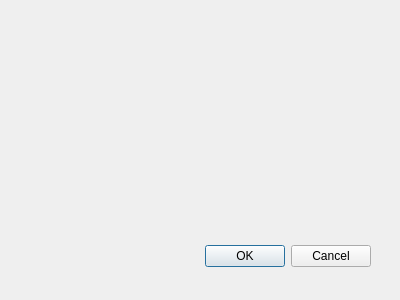
Old version of the form newRaptor_dialog_base.ui in the repository chikuBanda/qgis-newraptorplugin.
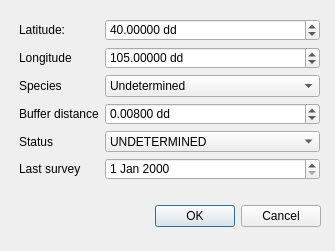
New version of the form.

The edit to the form file:
```diff
--- a/newRaptor_dialog_base.ui
+++ b/newRaptor_dialog_base.ui
@@ -1,23 +1,23 @@
 <ui version="4.0" >
  <class>NewRaptorDialogBase</class>
- <widget class="QDialog" name="NewRaptorDialogBase" >
-  <property name="geometry" >
+ <widget class="QDialog" name="NewRaptorDialogBase">
+  <property name="geometry">
    <rect>
     <x>0</x>
     <y>0</y>
-    <width>400</width>
-    <height>300</height>
+    <width>335</width>
+    <height>251</height>
    </rect>
   </property>
   <property name="windowTitle" >
    <string>New Raptor</string>
   </property>
-  <widget class="QDialogButtonBox" name="button_box" >
-   <property name="geometry" >
+  <widget class="QDialogButtonBox" name="button_box">
+   <property name="geometry">
     <rect>
-     <x>30</x>
-     <y>240</y>
-     <width>341</width>
+     <x>20</x>
+     <y>200</y>
+     <width>301</width>
      <height>32</height>
     </rect>
    </property>
@@ -28,6 +28,174 @@
     <set>QDialogButtonBox::Cancel|QDialogButtonBox::Ok</set>
    </property>
   </widget>
+  <widget class="QWidget" name="formLayoutWidget">
+   <property name="geometry">
+    <rect>
+     <x>19</x>
+     <y>19</y>
+     <width>301</width>
+     <height>161</height>
+    </rect>
+   </property>
+   <layout class="QFormLayout" name="formLayout">
+    <item row="0" column="0">
+     <widget class="QLabel" name="latitudeLabel">
+      <property name="text">
+       <string>Latitude:</string>
+      </property>
+     </widget>
+    </item>
+    <item row="0" column="1">
+     <widget class="QDoubleSpinBox" name="latitudeDoubleSpinBox">
+      <property name="suffix">
+       <string> dd</string>
+      </property>
+      <property name="decimals">
+       <number>5</number>
+      </property>
+      <property name="minimum">
+       <double>-90.000000000000000</double>
+      </property>
+      <property name="singleStep">
+       <double>0.001000000000000</double>
+      </property>
+      <property name="value">
+       <double>40.000000000000000</double>
+      </property>
+     </widget>
+    </item>
+    <item row="1" column="0">
+     <widget class="QLabel" name="longitudeLabel">
+      <property name="text">
+       <string>Longitude</string>
+      </property>
+     </widget>
+    </item>
+    <item row="1" column="1">
+     <widget class="QDoubleSpinBox" name="longitudeDoubleSpinBox">
+      <property name="suffix">
+       <string> dd</string>
+      </property>
+      <property name="decimals">
+       <number>5</number>
+      </property>
+      <property name="minimum">
+       <double>-180.000000000000000</double>
+      </property>
+      <property name="maximum">
+       <double>180.990000000000009</double>
+      </property>
+      <property name="singleStep">
+       <double>0.001000000000000</double>
+      </property>
+      <property name="value">
+       <double>105.000000000000000</double>
+      </property>
+     </widget>
+    </item>
+    <item row="2" column="0">
+     <widget class="QLabel" name="speciesLabel">
+      <property name="text">
+       <string>Species</string>
+      </property>
+     </widget>
+    </item>
+    <item row="2" column="1">
+     <widget class="QComboBox" name="speciesComboBox">
+      <item>
+       <property name="text">
+        <string>Undetermined</string>
+       </property>
+      </item>
+      <item>
+       <property name="text">
+        <string>Red-tail Hawk</string>
+       </property>
+      </item>
+      <item>
+       <property name="text">
+        <string>Swainsons Hawk</string>
+       </property>
+      </item>
+      <item>
+       <property name="text">
+        <string>Northern Harrier</string>
+       </property>
+      </item>
+     </widget>
+    </item>
+    <item row="3" column="0">
+     <widget class="QLabel" name="bufferDistanceLabel">
+      <property name="text">
+       <string>Buffer distance</string>
+      </property>
+     </widget>
+    </item>
+    <item row="3" column="1">
+     <widget class="QDoubleSpinBox" name="bufferDistanceDoubleSpinBox">
+      <property name="suffix">
+       <string> dd</string>
+      </property>
+      <property name="decimals">
+       <number>5</number>
+      </property>
+      <property name="minimum">
+       <double>0.000000000000000</double>
+      </property>
+      <property name="maximum">
+       <double>0.100000000000000</double>
+      </property>
+      <property name="singleStep">
+       <double>0.001000000000000</double>
+      </property>
+      <property name="value">
+       <double>0.008000000000000</double>
+      </property>
+     </widget>
+    </item>
+    <item row="4" column="0">
+     <widget class="QLabel" name="statusLabel">
+      <property name="text">
+       <string>Status</string>
+      </property>
+     </widget>
+    </item>
+    <item row="4" column="1">
+     <widget class="QComboBox" name="statusComboBox">
+      <item>
+       <property name="text">
+        <string>UNDETERMINED</string>
+       </property>
+      </item>
+      <item>
+       <property name="text">
+        <string>ACTIVE NEST</string>
+       </property>
+      </item>
+      <item>
+       <property name="text">
+        <string>INACTIVE NEST</string>
+       </property>
+      </item>
+      <item>
+       <property name="text">
+        <string>FLEDGED NEST</string>
+       </property>
+      </item>
+     </widget>
+    </item>
+    <item row="5" column="0">
+     <widget class="QLabel" name="lastSurveyLabel">
+      <property name="text">
+       <string>Last survey</string>
+      </property>
+     </widget>
+    </item>
+    <item row="5" column="1">
+     <widget class="QDateEdit" name="lastSurveyDateEdit"/>
+    </item>
+   </layout>
+  </widget>
  </widget>
  <resources/>
  <connections>
```
Left out of the diff: 33 changed lines with no effect on the pictures.
